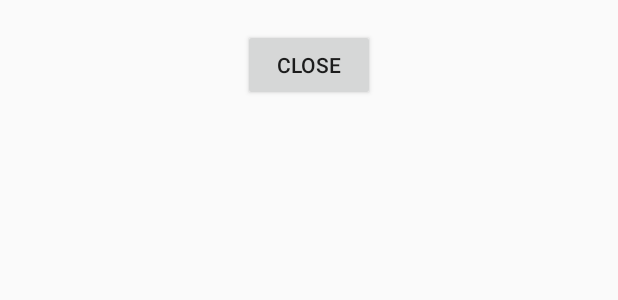
After one commit to ayvengoza/MoxyTry, an Android app: the layout item_message.xml on its own in the app's theme, with its tools: preview values and no code run, on a phone screen of 412 x 824 dp. The commit adds this screen. Shown: the top 300 px of the screen. Run offline under Robolectric (Android 15) with nearby library versions, the phone set to English and light mode, and no system bars.

```diff
--- /dev/null
+++ b/app/src/main/res/layout/item_message.xml
@@ -0,0 +1,28 @@
+<?xml version="1.0" encoding="utf-8"?>
+<android.support.constraint.ConstraintLayout
+    xmlns:android="http://schemas.android.com/apk/res/android"
+    xmlns:app="http://schemas.android.com/apk/res-auto"
+    android:layout_width="match_parent"
+    android:layout_height="match_parent">
+
+    <TextView
+        android:id="@+id/message_text_view"
+        android:layout_width="wrap_content"
+        android:layout_height="wrap_content"
+        android:layout_marginEnd="8dp"
+        android:layout_marginStart="8dp"
+        app:layout_constraintEnd_toEndOf="parent"
+        app:layout_constraintStart_toStartOf="parent"/>
+
+    <Button
+        android:id="@+id/close_button"
+        android:layout_width="wrap_content"
+        android:layout_height="wrap_content"
+        android:layout_marginEnd="8dp"
+        android:layout_marginStart="8dp"
+        android:text="close"
+        app:layout_constraintEnd_toEndOf="parent"
+        app:layout_constraintStart_toStartOf="parent"
+        app:layout_constraintTop_toBottomOf="@+id/message_text_view"/>
+
+</android.support.constraint.ConstraintLayout>
```
Also changed, not shown: app/src/main/java/com/zastupailo/moxytry/MainActivity.kt (+11 -10 lines).
